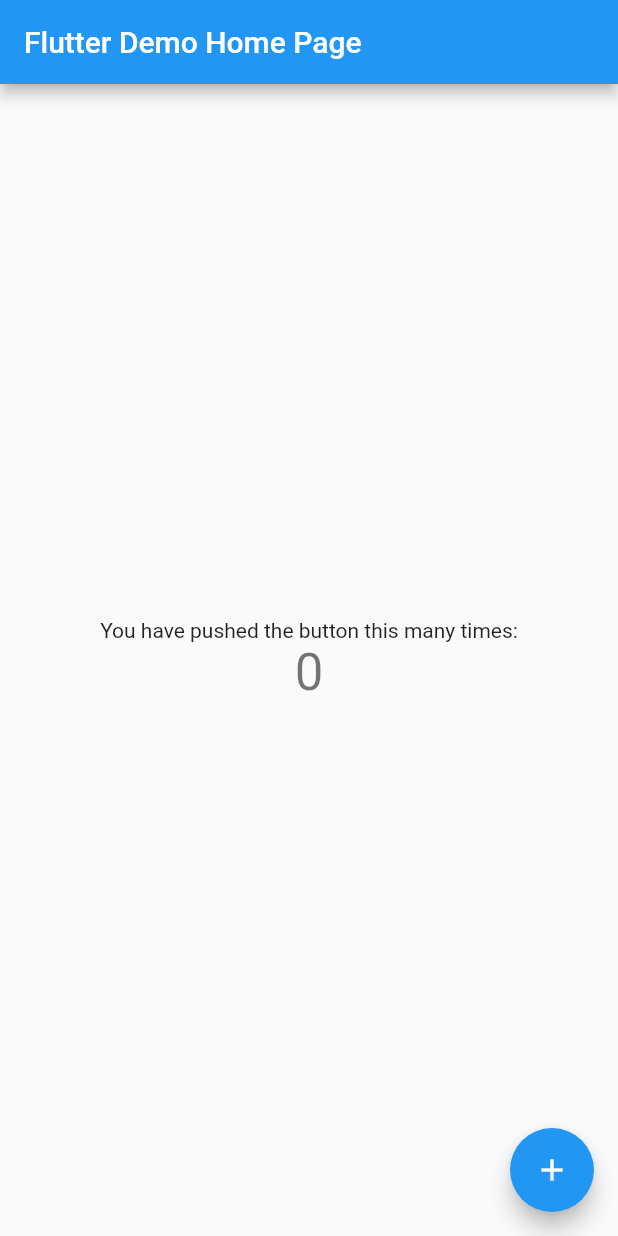
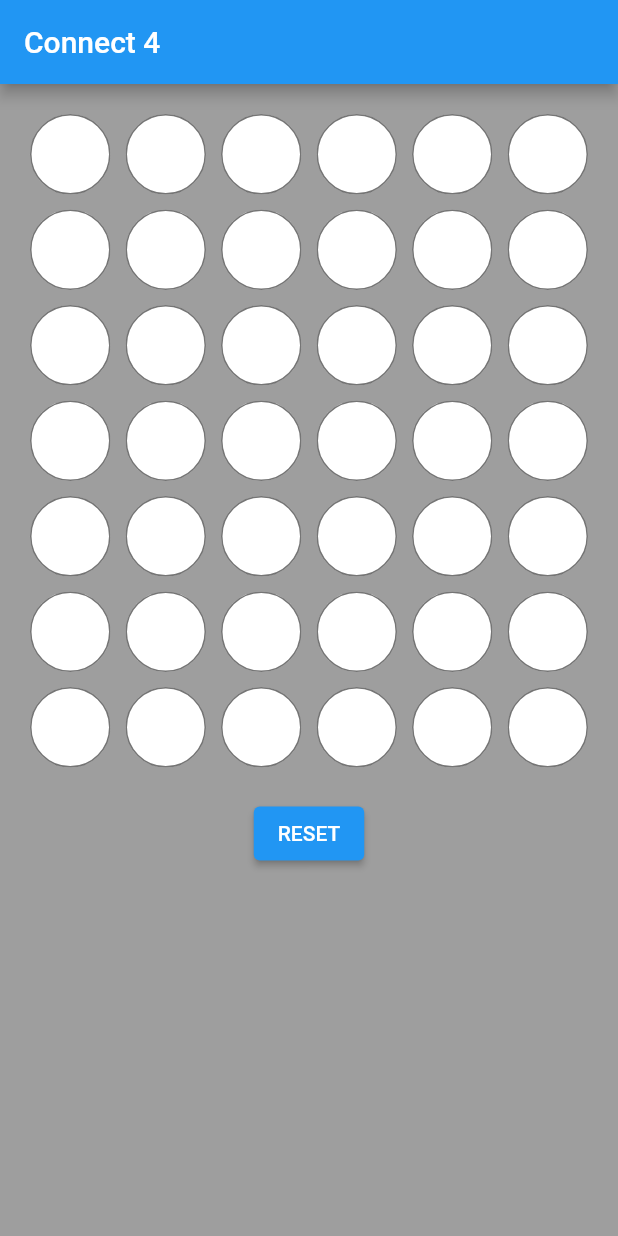
Before and after one commit to jordivx/connect4, a Flutter app: the screen it shows after launch, on a phone screen of 412 x 824 dp. Run offline on Flutter 3.47's test engine with Material 2 defaults, Android fonts, the phone set to English and light mode, and no system bars.

Commit message:
Grid dashboard + click column logic

```diff
--- a/lib/main.dart
+++ b/lib/main.dart
@@ -7,39 +7,20 @@ void main() {
 class MyApp extends StatelessWidget {
   const MyApp({super.key});
 
-  // This widget is the root of your application.
   @override
   Widget build(BuildContext context) {
     return MaterialApp(
       title: 'Flutter Demo',
       theme: ThemeData(
-        // This is the theme of your application.
-        //
-        // Try running your application with "flutter run". You'll see the
-        // application has a blue toolbar. Then, without quitting the app, try
-        // changing the primarySwatch below to Colors.green and then invoke
-        // "hot reload" (press "r" in the console where you ran "flutter run",
-        // or simply save your changes to "hot reload" in a Flutter IDE).
-        // Notice that the counter didn't reset back to zero; the application
-        // is not restarted.
         primarySwatch: Colors.blue,
       ),
-      home: const MyHomePage(title: 'Flutter Demo Home Page'),
+      home: const MyHomePage(title: 'Connect 4'),
     );
   }
 }
 
 class MyHomePage extends StatefulWidget {
   const MyHomePage({super.key, required this.title});
-
-  // This widget is the home page of your application. It is stateful, meaning
-  // that it has a State object (defined below) that contains fields that affect
-  // how it looks.
-
-  // This class is the configuration for the state. It holds the values (in this
-  // case the title) provided by the parent (in this case the App widget) and
-  // used by the build method of the State. Fields in a Widget subclass are
-  // always marked "final".
 
   final String title;
 
@@ -48,68 +29,82 @@ class MyHomePage extends StatefulWidget {
 }
 
 class _MyHomePageState extends State<MyHomePage> {
-  int _counter = 0;
+  int columns = 6, rows = 7;
 
-  void _incrementCounter() {
+  List gameGrid = [];
+
+  @override
+  void initState() {
+      super.initState();
+      initGrid();
+  }
+
+  initGrid() {
     setState(() {
-      // This call to setState tells the Flutter framework that something has
-      // changed in this State, which causes it to rerun the build method below
-      // so that the display can reflect the updated values. If we changed
-      // _counter without calling setState(), then the build method would not be
-      // called again, and so nothing would appear to happen.
-      _counter++;
+      gameGrid = List<int>.generate((columns * rows), (int index) => 0, growable: false);
+    });
+  }
+
+  clickGridItem(index) {
+    int auxIndex = index;
+    if(gameGrid[auxIndex] == 0) { // Manage below rows
+      while(auxIndex < gameGrid.length - columns && gameGrid[auxIndex + columns] == 0) {
+        auxIndex += columns;
+      }
+    } else { // Manage above rows
+      while(auxIndex >= columns && gameGrid[auxIndex - columns] != 0) {
+        auxIndex -= columns;
+      }
+      if(auxIndex >= columns) {
+        auxIndex -= columns;
+      }
+    }
+    setState(() {
+      gameGrid[auxIndex] = 1;
     });
   }
 
   @override
   Widget build(BuildContext context) {
-    // This method is rerun every time setState is called, for instance as done
-    // by the _incrementCounter method above.
-    //
-    // The Flutter framework has been optimized to make rerunning build methods
-    // fast, so that you can just rebuild anything that needs updating rather
-    // than having to individually change instances of widgets.
     return Scaffold(
+      backgroundColor: Colors.grey,
       appBar: AppBar(
-        // Here we take the value from the MyHomePage object that was created by
-        // the App.build method, and use it to set our appbar title.
         title: Text(widget.title),
       ),
-      body: Center(
-        // Center is a layout widget. It takes a single child and positions it
-        // in the middle of the parent.
+      body: SingleChildScrollView(
         child: Column(
-          // Column is also a layout widget. It takes a list of children and
-          // arranges them vertically. By default, it sizes itself to fit its
-          // children horizontally, and tries to be as tall as its parent.
-          //
-          // Invoke "debug painting" (press "p" in the console, choose the
-          // "Toggle Debug Paint" action from the Flutter Inspector in Android
-          // Studio, or the "Toggle Debug Paint" command in Visual Studio Code)
-          // to see the wireframe for each widget.
-          //
-          // Column has various properties to control how it sizes itself and
-          // how it positions its children. Here we use mainAxisAlignment to
-          // center the children vertically; the main axis here is the vertical
-          // axis because Columns are vertical (the cross axis would be
-          // horizontal).
-          mainAxisAlignment: MainAxisAlignment.center,
-          children: <Widget>[
-            const Text(
-              'You have pushed the button this many times:',
+          children: [
+            GridView.count(
+              shrinkWrap: true,
+              primary: false,
+              padding: const EdgeInsets.all(20),
+              crossAxisSpacing: 10,
+              mainAxisSpacing: 10,
+              crossAxisCount: columns,
+              children: List.generate(gameGrid.length,(index){
+                return GestureDetector(
+                  onTap: () {
+                    clickGridItem(index);
+                  },
+                  child: Container(
+                    decoration: BoxDecoration(
+                      color: gameGrid[index] == 0 ? Colors.white : Colors.black,
+                      border: Border.all(
+                        color: Colors.black54
+                      ),
+                      borderRadius: BorderRadius.circular(40)
+                    ),
+                  ),
+                );
+              })
             ),
-            Text(
-              '$_counter',
-              style: Theme.of(context).textTheme.headline4,
-            ),
+            ElevatedButton(
+              onPressed: (){ initGrid(); },
+              child: const Text('RESET')
+            )
           ],
         ),
       ),
-      floatingActionButton: FloatingActionButton(
-        onPressed: _incrementCounter,
-        tooltip: 'Increment',
-        child: const Icon(Icons.add),
-      ), // This trailing comma makes auto-formatting nicer for build methods.
     );
   }
 }
```
